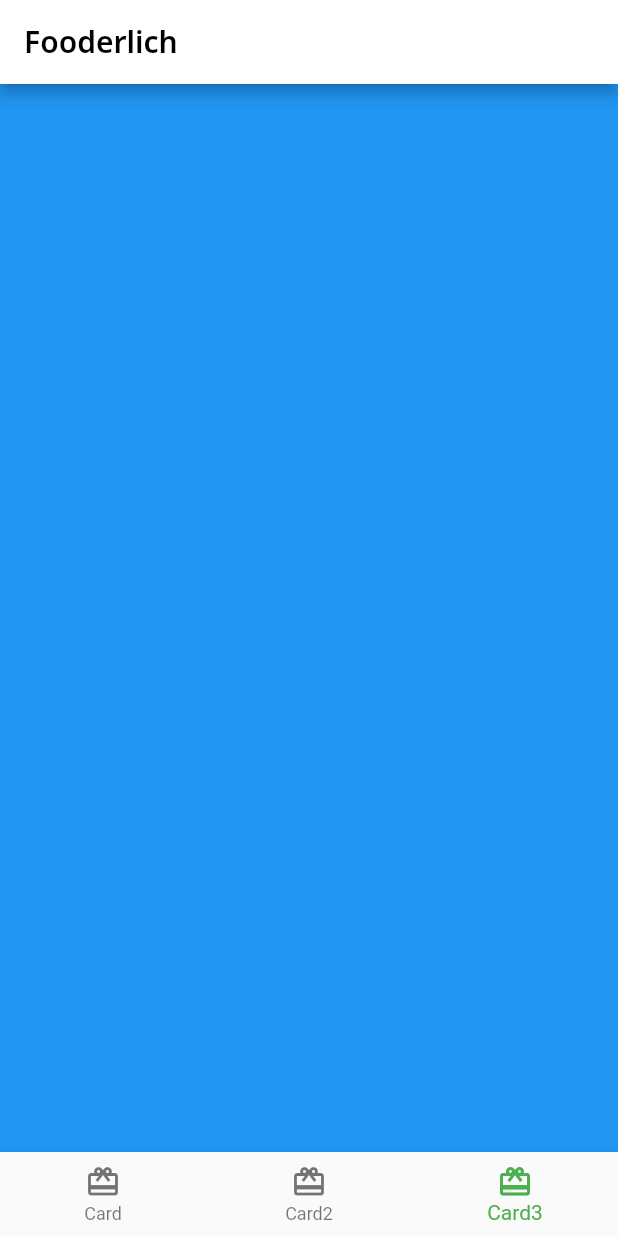
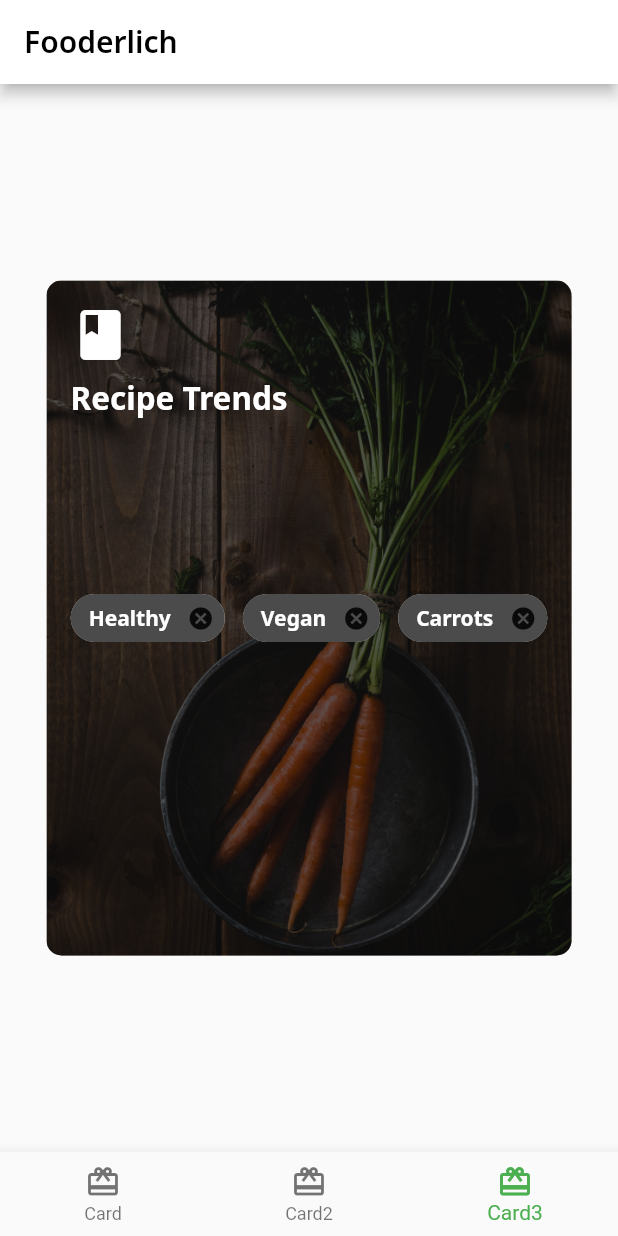
Before and after one commit to nestoredduardo/recipe-app, a Flutter app: the screen it shows after launch, item 3 of the bottom bar chosen, on a phone screen of 412 x 824 dp. Run offline on Flutter 3.47's test engine with Material 2 defaults, Android fonts, the phone set to English and light mode, and no system bars; our stand-ins replace google_fonts.

Commit message:
Cart 3 Layout

```diff
--- /dev/null
+++ b/lib/card3.dart
@@ -0,0 +1,92 @@
+import 'package:flutter/material.dart';
+import 'recipe_theme.dart';
+
+class Card3 extends StatelessWidget {
+  const Card3({Key? key}) : super(key: key);
+  @override
+  Widget build(BuildContext context) {
+    return Center(
+      child: Container(
+        constraints: const BoxConstraints.expand(
+          width: 350,
+          height: 450,
+        ),
+        decoration: const BoxDecoration(
+          image: DecorationImage(
+            image: AssetImage('assets/mag2.png'),
+            fit: BoxFit.cover,
+          ),
+          borderRadius: BorderRadius.all(Radius.circular(10.0)),
+        ),
+        child: Stack(
+          children: [
+            Container(
+              decoration: BoxDecoration(
+                color: Colors.black.withOpacity(0.6),
+                borderRadius: const BorderRadius.all(Radius.circular(10))
+              ),
+            ),
+            Container(
+              padding: const EdgeInsets.all(16),
+              child: Column(
+                crossAxisAlignment: CrossAxisAlignment.start,
+                children: [
+                  const Icon(
+                    Icons.book,
+                    color: Colors.white,
+                    size: 40,
+                  ),
+                  const SizedBox(height: 8),
+                  Text(
+                    'Recipe Trends',
+                    style: RecipeTheme.darkTextTheme.headline2,
+                  ),
+                  const SizedBox(height: 30)
+                ],
+              ),
+            ),
+            Center(
+              child: Wrap(
+                alignment: WrapAlignment.start,
+                spacing: 12,
+                runSpacing: 12,
+                children: [
+                  Chip(
+                    label: Text(
+                      'Healthy',
+                      style: RecipeTheme.darkTextTheme.bodyText1,
+                    ),
+                    backgroundColor: Colors.black.withOpacity(0.7),
+                    onDeleted: (){
+                      print('delete');
+                    },
+                  ),
+                  Chip(
+                    label: Text(
+                      'Vegan',
+                      style: RecipeTheme.darkTextTheme.bodyText1,
+                    ),
+                    backgroundColor: Colors.black.withOpacity(0.7),
+                    onDeleted: (){
+                      print('delete');
+                    },
+                  ),
+                  Chip(
+                    label: Text(
+                      'Carrots',
+                      style: RecipeTheme.darkTextTheme.bodyText1,
+                    ),
+                    backgroundColor: Colors.black.withOpacity(0.7),
+                    onDeleted: (){
+                      print('delete');
+                    },
+                  )
+                ],
+              ),
+            )
+          ],
+        ),
+      ),
+    );
+  }
+}
--- a/lib/home.dart
+++ b/lib/home.dart
@@ -1,6 +1,8 @@
 import 'package:flutter/material.dart';
+import 'package:recipe/card2.dart';
 
 import 'card1.dart';
+import 'card3.dart';
 
 // 1
 class Home extends StatefulWidget {
@@ -17,10 +19,8 @@ class _HomeState extends State<Home> {
   // 8
   static List<Widget> pages = <Widget>[
     const Card1(),
-    // TODO: Replace with Card2
-    Container(color: Colors.green),
-    // TODO: Replace with Card3
-    Container(color: Colors.blue)
+    const Card2(),
+    const Card3(),
   ];
 
   // 9
```
Also changed, not shown: lib/card2.dart (+34 -6 lines), lib/components/author_card.dart (+37 -2 lines), assets/mag2.png (added).
